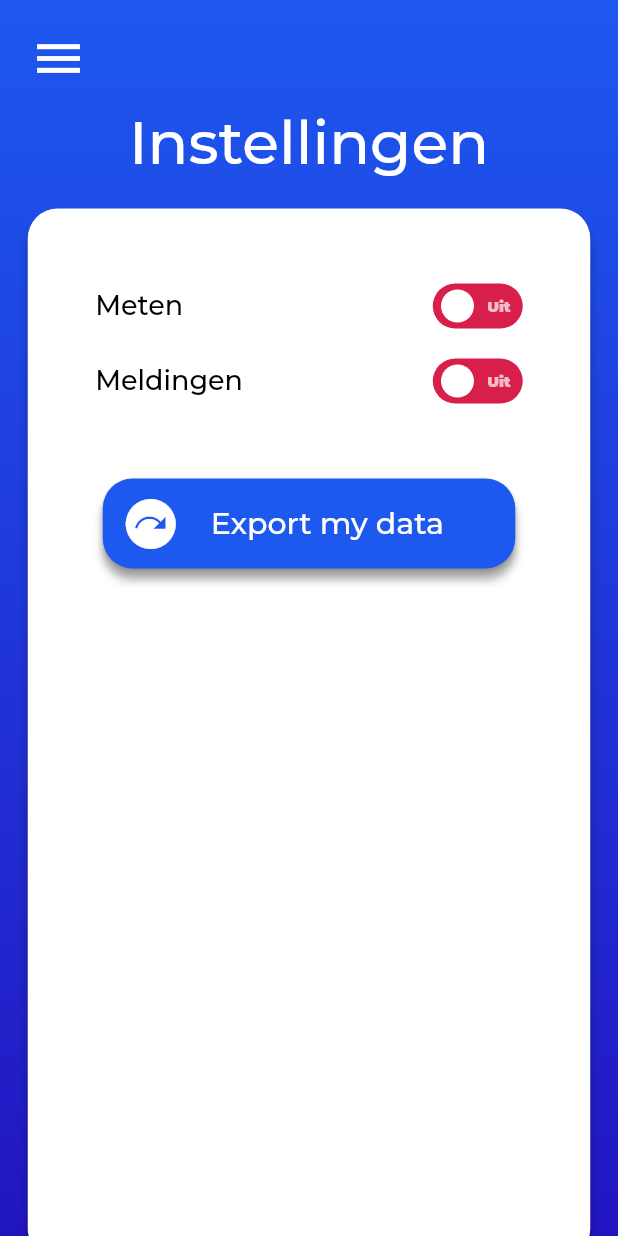
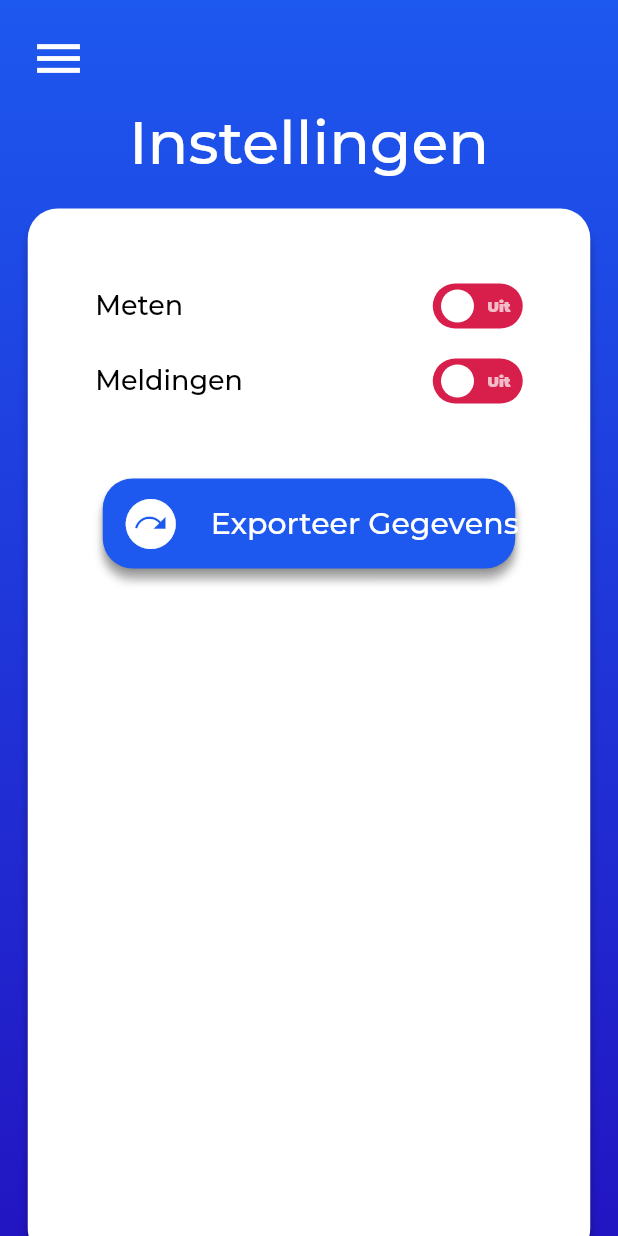
Before and after one commit to DwarfNinja/loopsnelheid-app, a Flutter app: the Settings screen opened by its route, on a phone screen of 412 x 824 dp. Run offline on Flutter 3.47's test engine with Material 2 defaults, Android fonts, the phone set to English and light mode, and no system bars; drawn by our look-alikes of flutter_switch; our stand-ins replace fl_chart, flutter_dotenv, geolocator, google_fonts, shared_preferences, sliding_up_panel; accounts and stored records are empty.

Commit message:
fix: Button name changed

```diff
--- a/lib/views/settings/settings.dart
+++ b/lib/views/settings/settings.dart
@@ -117,7 +117,7 @@ class _SettingsState extends State<Settings> {
                           SizedBox(height: 50),
                           SideBarButton(
                             iconData: Icons.next_plan_rounded,
-                            text: "Export my data",
+                            text: "Exporteer Gegevens",
                             onPressed: (){
                               exportDataButtonOnPressed();
                             },
```
